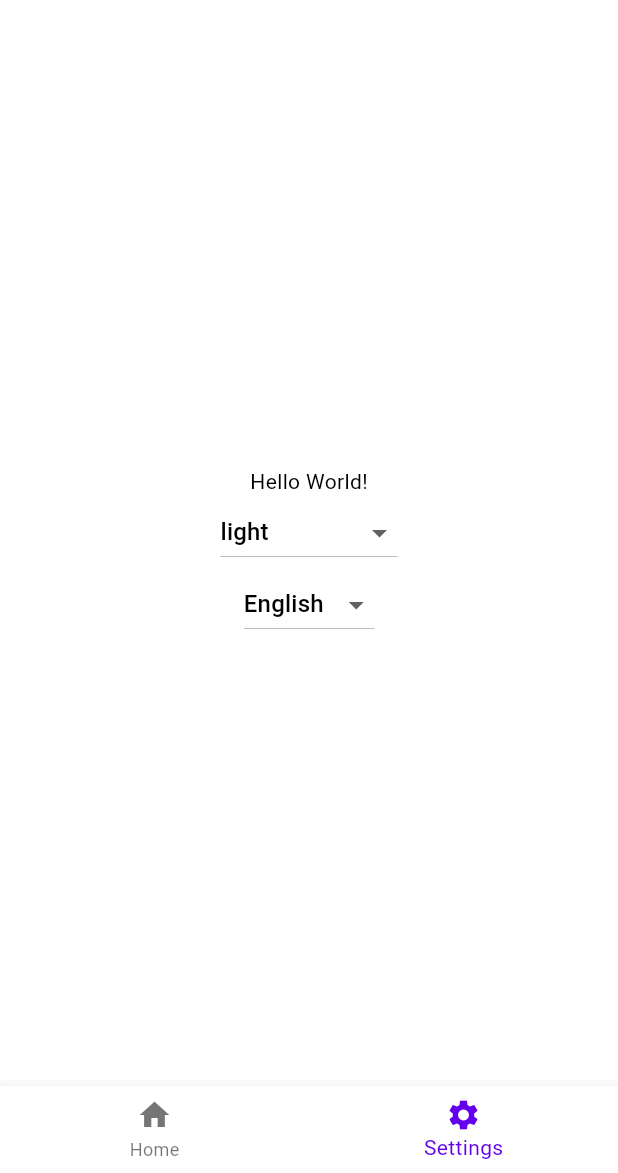
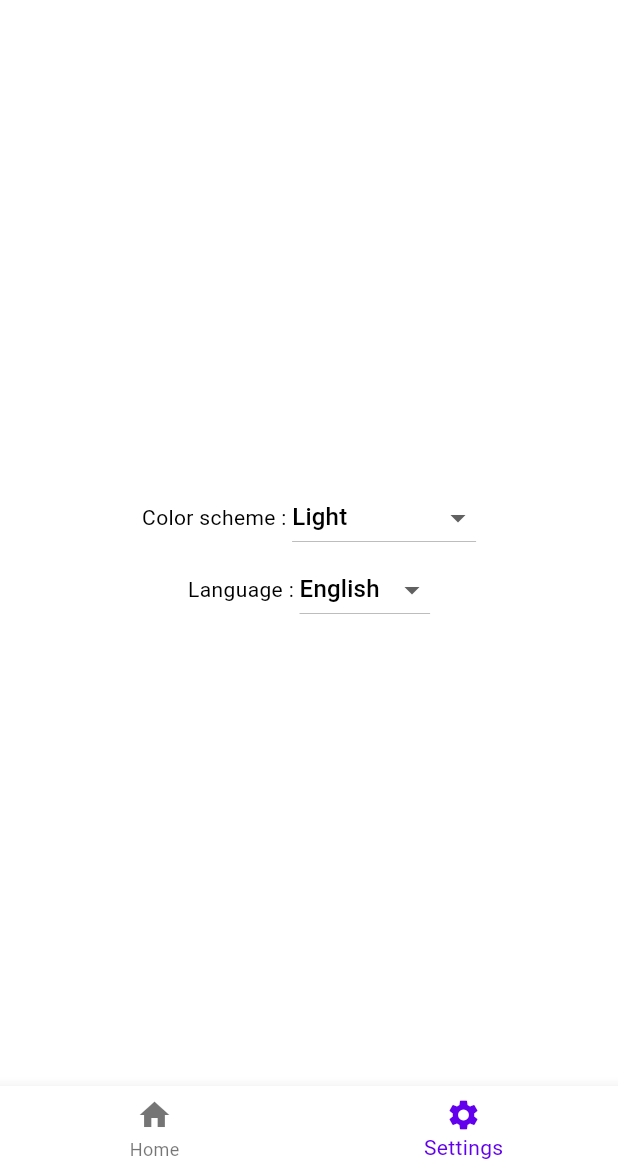
Before and after one commit to Majuo/thesis, a Flutter app: the screen it shows after launch, item 2 of the bottom bar chosen, on a phone screen of 412 x 824 dp, the part 63-1236 px from its top. Run offline on Flutter 3.47's test engine with Material 2 defaults, Android fonts, the phone set to English and light mode, and no system bars; generated files the repository leaves out were written again.

Commit message:
Theme picker localization. Settings positioning.

```diff
--- a/sudoku_app/lib/l10n/app_en.arb
+++ b/sudoku_app/lib/l10n/app_en.arb
@@ -2,5 +2,10 @@
   "helloWorld": "Hello World!",
   "@helloWorld": {
     "description": "The conventional newborn programmer greeting"
-  }
+  },
+  "colorScheme" : "Color scheme",
+  "darkTheme" : "Dark",
+  "lightTheme" : "Light",
+  "highContrastTheme" : "High contrast",
+  "language" : "Language"
 }
--- a/sudoku_app/lib/settings/settings_page.dart
+++ b/sudoku_app/lib/settings/settings_page.dart
@@ -4,6 +4,7 @@ import 'package:sudoku_app/locale/locale_language_name.dart';
 import 'package:sudoku_app/theme/app_theme.dart';
 import 'package:sudoku_app/theme/current_theme.dart';
 import 'package:flutter_gen/gen_l10n/app_localizations.dart';
+import 'package:sudoku_app/theme/theme_name.dart';
 
 import '../config.dart';
 
@@ -28,13 +29,16 @@ class _SettingsPageState extends State<SettingsPage> {
 	@override
 	Widget build(BuildContext context) {
 		return Scaffold(
-		body: Center(
-			child: Column(
+			body: Column(
 				mainAxisAlignment: MainAxisAlignment.center,
+				crossAxisAlignment: CrossAxisAlignment.center,
 				children: <Widget>[
-				Text(
-				AppLocalizations.of(context).helloWorld
-				),
+					Row(
+						mainAxisAlignment: MainAxisAlignment.center,
+
+						children: [
+							Text(AppLocalizations.of(context).colorScheme),
+							const Text(" : "),
 							DropdownButton<AppTheme>(
 								value: CurrentTheme.currentTheme,
 								onChanged: (AppTheme? value) {
@@ -43,10 +47,17 @@ class _SettingsPageState extends State<SettingsPage> {
 								items: AppTheme.values.map<DropdownMenuItem<AppTheme>>((AppTheme value) {
 									return DropdownMenuItem<AppTheme>(
 										value: value,
-							child: Text(value.name)
+										child: Text(ThemeName.getThemeName(context, value))
 									);
 								}).toList()
 							),
+						]
+					),
+					Row(
+						mainAxisAlignment: MainAxisAlignment.center,
+						children: [
+							Text(AppLocalizations.of(context).language),
+							const Text(" : "),
 							DropdownButton<Locale>(
 								value: CurrentLocale.currentLocale,
 								onChanged: (Locale? value) {
@@ -59,8 +70,10 @@ class _SettingsPageState extends State<SettingsPage> {
 									);
 								}).toList()
 							),
+						]
+					),
+
 				],
-			),
 			),
 		);
 	}
--- /dev/null
+++ b/sudoku_app/lib/theme/theme_name.dart
@@ -0,0 +1,19 @@
+import 'package:flutter/material.dart';
+import 'package:sudoku_app/theme/app_theme.dart';
+import 'package:flutter_gen/gen_l10n/app_localizations.dart';
+
+class ThemeName {
+	static String getThemeName(BuildContext context, AppTheme theme)
+	{
+		switch (theme) {
+		case AppTheme.light:
+			return AppLocalizations.of(context).lightTheme;
+		case AppTheme.dark:
+			return AppLocalizations.of(context).darkTheme;
+		case AppTheme.highContrast:
+			return AppLocalizations.of(context).highContrastTheme;
+		default:
+			return "Unknown theme";
+		}
+	}
+}
```
Also changed, not shown: sudoku_app/lib/l10n/app_et.arb (+6 -1 lines), sudoku_app/lib/l10n/app_ru.arb (+5 -3 lines). Lines whose indentation alone changed are shown as unchanged.
